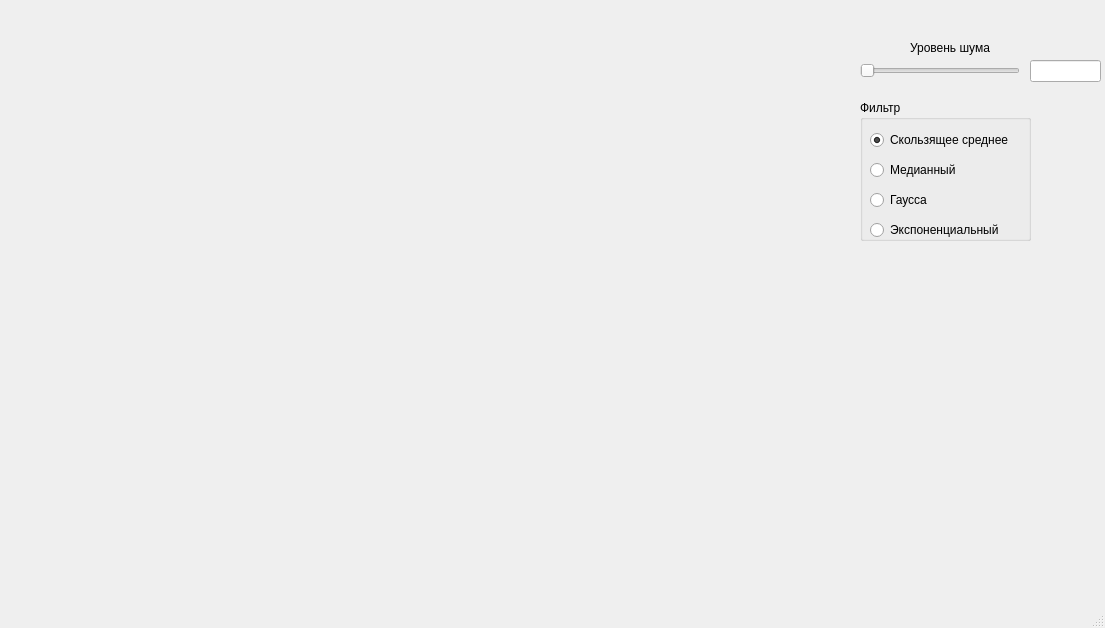
Before: the Qt Designer form lab1/designed_ui/designed_interface.ui in AlekseyKhaleev/SigNoise-generator, drawn with Qt 5.
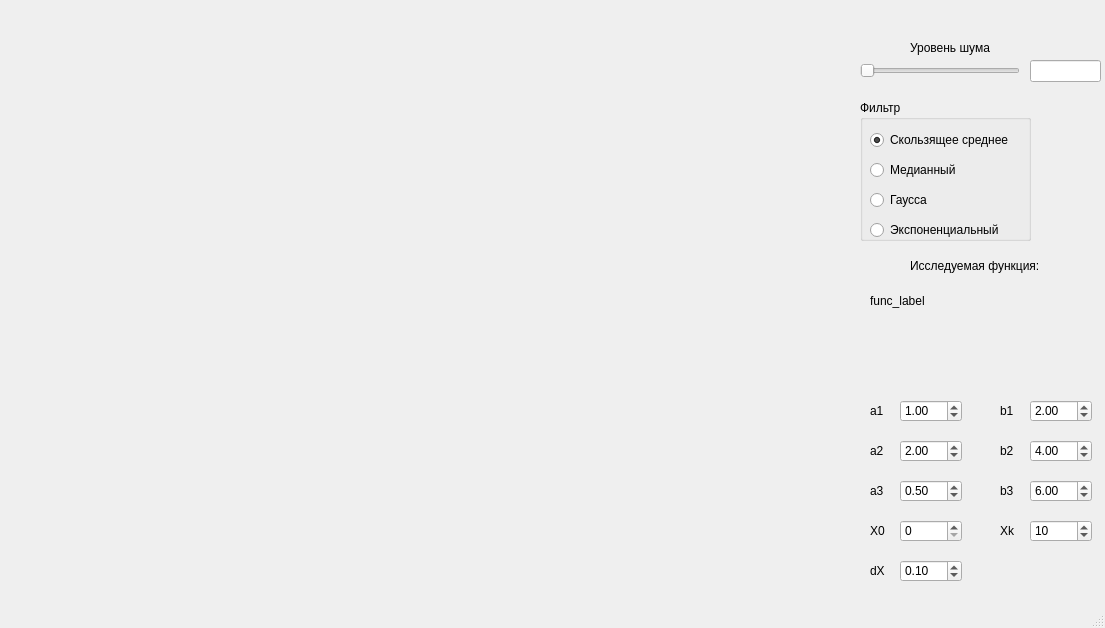
After: the same form once the commit is applied.

Commit message: parameters added, going to move annotation in da plot

```diff
--- a/lab1/designed_ui/designed_interface.ui
+++ b/lab1/designed_ui/designed_interface.ui
@@ -140,6 +140,284 @@
      </property>
     </widget>
    </widget>
+   <widget class="QDoubleSpinBox" name="a1_spin">
+    <property name="geometry">
+     <rect>
+      <x>900</x>
+      <y>400</y>
+      <width>62</width>
+      <height>22</height>
+     </rect>
+    </property>
+    <property name="singleStep">
+     <double>0.010000000000000</double>
+    </property>
+    <property name="value">
+     <double>1.000000000000000</double>
+    </property>
+   </widget>
+   <widget class="QLabel" name="a1_label">
+    <property name="geometry">
+     <rect>
+      <x>870</x>
+      <y>400</y>
+      <width>21</width>
+      <height>21</height>
+     </rect>
+    </property>
+    <property name="text">
+     <string>a1</string>
+    </property>
+   </widget>
+   <widget class="QLabel" name="a2_label">
+    <property name="geometry">
+     <rect>
+      <x>870</x>
+      <y>440</y>
+      <width>21</width>
+      <height>21</height>
+     </rect>
+    </property>
+    <property name="text">
+     <string>a2</string>
+    </property>
+   </widget>
+   <widget class="QLabel" name="a3_label">
+    <property name="geometry">
+     <rect>
+      <x>870</x>
+      <y>480</y>
+      <width>21</width>
+      <height>21</height>
+     </rect>
+    </property>
+    <property name="text">
+     <string>a3</string>
+    </property>
+   </widget>
+   <widget class="QLabel" name="b1_label">
+    <property name="geometry">
+     <rect>
+      <x>1000</x>
+      <y>400</y>
+      <width>21</width>
+      <height>21</height>
+     </rect>
+    </property>
+    <property name="text">
+     <string>b1</string>
+    </property>
+   </widget>
+   <widget class="QLabel" name="b2_label">
+    <property name="geometry">
+     <rect>
+      <x>1000</x>
+      <y>440</y>
+      <width>21</width>
+      <height>21</height>
+     </rect>
+    </property>
+    <property name="text">
+     <string>b2</string>
+    </property>
+   </widget>
+   <widget class="QLabel" name="b3_label">
+    <property name="geometry">
+     <rect>
+      <x>1000</x>
+      <y>480</y>
+      <width>21</width>
+      <height>21</height>
+     </rect>
+    </property>
+    <property name="text">
+     <string>b3</string>
+    </property>
+   </widget>
+   <widget class="QLabel" name="x0_label">
+    <property name="geometry">
+     <rect>
+      <x>870</x>
+      <y>520</y>
+      <width>21</width>
+      <height>21</height>
+     </rect>
+    </property>
+    <property name="text">
+     <string>X0</string>
+    </property>
+   </widget>
+   <widget class="QLabel" name="xk_label">
+    <property name="geometry">
+     <rect>
+      <x>1000</x>
+      <y>520</y>
+      <width>21</width>
+      <height>21</height>
+     </rect>
+    </property>
+    <property name="text">
+     <string>Xk</string>
+    </property>
+   </widget>
+   <widget class="QLabel" name="dx_label">
+    <property name="geometry">
+     <rect>
+      <x>870</x>
+      <y>560</y>
+      <width>21</width>
+      <height>21</height>
+     </rect>
+    </property>
+    <property name="text">
+     <string>dX</string>
+    </property>
+   </widget>
+   <widget class="QDoubleSpinBox" name="a2_spin">
+    <property name="geometry">
+     <rect>
+      <x>900</x>
+      <y>440</y>
+      <width>62</width>
+      <height>22</height>
+     </rect>
+    </property>
+    <property name="singleStep">
+     <double>0.010000000000000</double>
+    </property>
+    <property name="value">
+     <double>2.000000000000000</double>
+    </property>
+   </widget>
+   <widget class="QDoubleSpinBox" name="a3_spin">
+    <property name="geometry">
+     <rect>
+      <x>900</x>
+      <y>480</y>
+      <width>62</width>
+      <height>22</height>
+     </rect>
+    </property>
+    <property name="singleStep">
+     <double>0.010000000000000</double>
+    </property>
+    <property name="value">
+     <double>0.500000000000000</double>
+    </property>
+   </widget>
+   <widget class="QSpinBox" name="x0_spin">
+    <property name="geometry">
+     <rect>
+      <x>900</x>
+      <y>520</y>
+      <width>62</width>
+      <height>22</height>
+     </rect>
+    </property>
+   </widget>
+   <widget class="QDoubleSpinBox" name="dx_spin">
+    <property name="geometry">
+     <rect>
+      <x>900</x>
+      <y>560</y>
+      <width>62</width>
+      <height>22</height>
+     </rect>
+    </property>
+    <property name="singleStep">
+     <double>0.010000000000000</double>
+    </property>
+    <property name="value">
+     <double>0.100000000000000</double>
+    </property>
+   </widget>
+   <widget class="QDoubleSpinBox" name="b1_spin">
+    <property name="geometry">
+     <rect>
+      <x>1030</x>
+      <y>400</y>
+      <width>62</width>
+      <height>22</height>
+     </rect>
+    </property>
+    <property name="singleStep">
+     <double>0.010000000000000</double>
+    </property>
+    <property name="value">
+     <double>2.000000000000000</double>
+    </property>
+   </widget>
+   <widget class="QDoubleSpinBox" name="b2_spin">
+    <property name="geometry">
+     <rect>
+      <x>1030</x>
+      <y>440</y>
+      <width>62</width>
+      <height>22</height>
+     </rect>
+    </property>
+    <property name="singleStep">
+     <double>0.010000000000000</double>
+    </property>
+    <property name="value">
+     <double>4.000000000000000</double>
+    </property>
+   </widget>
+   <widget class="QDoubleSpinBox" name="b3_spin">
+    <property name="geometry">
+     <rect>
+      <x>1030</x>
+      <y>480</y>
+      <width>62</width>
+      <height>22</height>
+     </rect>
+    </property>
+    <property name="singleStep">
+     <double>0.010000000000000</double>
+    </property>
+    <property name="value">
+     <double>6.000000000000000</double>
+    </property>
+   </widget>
+   <widget class="QSpinBox" name="xk_spin">
+    <property name="geometry">
+     <rect>
+      <x>1030</x>
+      <y>520</y>
+      <width>62</width>
+      <height>22</height>
+     </rect>
+    </property>
+    <property name="value">
+     <number>10</number>
+    </property>
+   </widget>
+   <widget class="QLabel" name="func_annotation_label">
+    <property name="geometry">
+     <rect>
+      <x>910</x>
+      <y>250</y>
+      <width>151</width>
+      <height>31</height>
+     </rect>
+    </property>
+    <property name="text">
+     <string>Исследуемая функция:</string>
+    </property>
+   </widget>
+   <widget class="QLabel" name="func_label">
+    <property name="geometry">
+     <rect>
+      <x>870</x>
+      <y>290</y>
+      <width>221</width>
+      <height>21</height>
+     </rect>
+    </property>
+    <property name="text">
+     <string>func_label</string>
+    </property>
+   </widget>
   </widget>
   <widget class="QStatusBar" name="statusbar"/>
  </widget>
```
Left out of the diff: 2 changed lines with no effect on the pictures. The commit also changes 4 other files.
